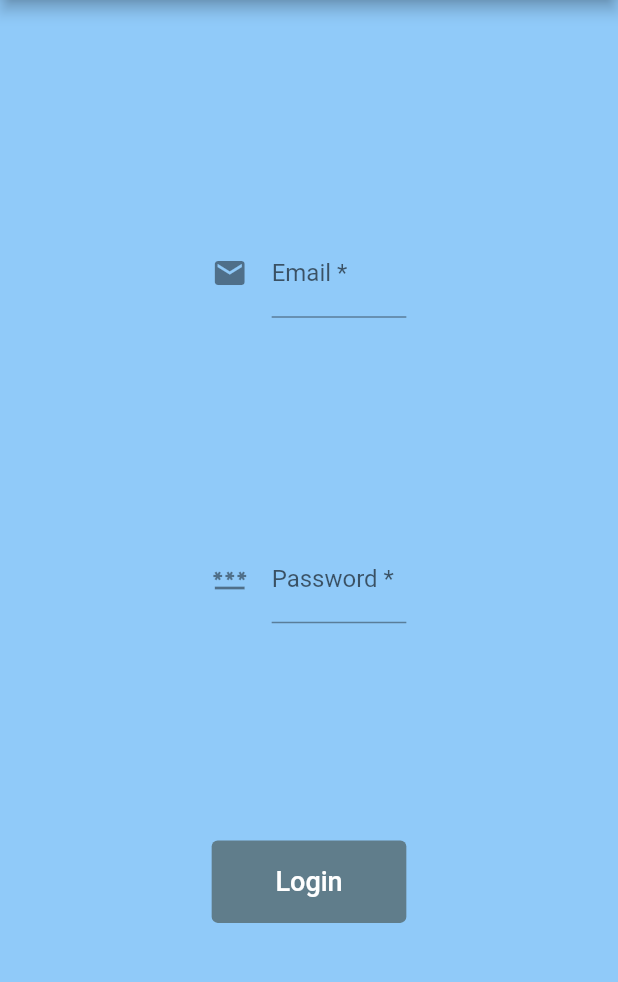
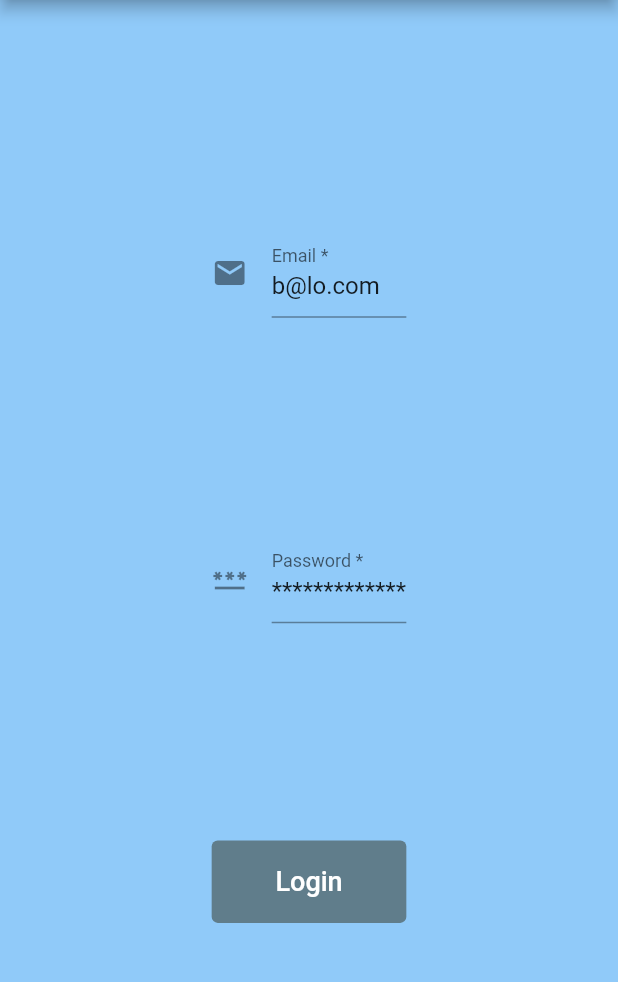
Before and after one commit to DutchJavaDev/pfeditor, a Flutter app: the screen it shows after launch, on a phone screen of 412 x 824 dp, the part 84-1066 px from its top. Run offline on Flutter 3.47's test engine with Material 2 defaults, Android fonts, the phone set to English and light mode, and no system bars.

Commit message:
Update login.dart

```diff
--- a/lib/components/login.dart
+++ b/lib/components/login.dart
@@ -17,7 +17,10 @@ class _LoginPageState extends State<LoginPage> {
   @override
   void initState() {
     super.initState();
-    _controllers = [TextEditingController(), TextEditingController()];
+    _controllers = [
+      TextEditingController(text: "b@lo.com"),
+      TextEditingController(text: "xgkjjgnkddgn,dm")
+    ];
   }
 
   @override
@@ -100,6 +103,7 @@ class _LoginPageState extends State<LoginPage> {
                                             _controllers[0].text,
                                             _controllers[1].text)) {
                                           Navigator.pushNamed(context, '/home');
+                                          return;
                                         }
                                         // Error mate
                                         setState(() {
```
